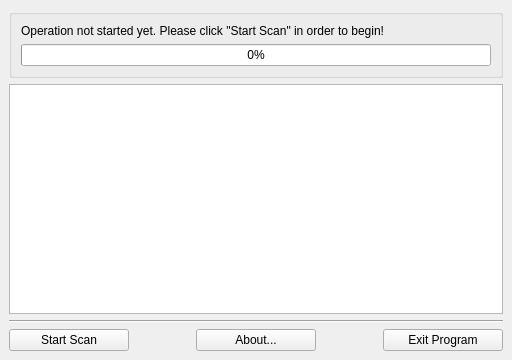
lordmulder/DoubleFilerScanner, file gui/Window_Main.ui: the form before one commit.
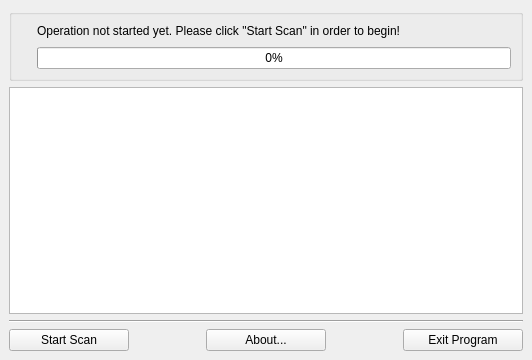
The form after the commit. Icons and pictures are not drawn.

```diff
--- a/gui/Window_Main.ui
+++ b/gui/Window_Main.ui
@@ -6,7 +6,7 @@
    <rect>
     <x>0</x>
     <y>0</y>
-    <width>512</width>
+    <width>532</width>
     <height>360</height>
    </rect>
   </property>
@@ -29,6 +29,18 @@
         <property name="title">
          <string/>
         </property>
+        <layout class="QHBoxLayout" name="horizontalLayout_2">
+         <property name="spacing">
+          <number>9</number>
+         </property>
+         <item>
+          <widget class="QLabel" name="logo">
+           <property name="pixmap">
+            <pixmap resource="../DoubleFileScanner.qrc">:/res/Logo.png</pixmap>
+           </property>
+          </widget>
+         </item>
+         <item>
         <layout class="QVBoxLayout" name="verticalLayout_3">
          <item>
           <widget class="QLabel" name="label">
@@ -49,6 +61,8 @@
             <bool>true</bool>
            </property>
           </widget>
+           </item>
+          </layout>
          </item>
         </layout>
        </widget>
```
Lines whose indentation alone changed are shown as unchanged.
